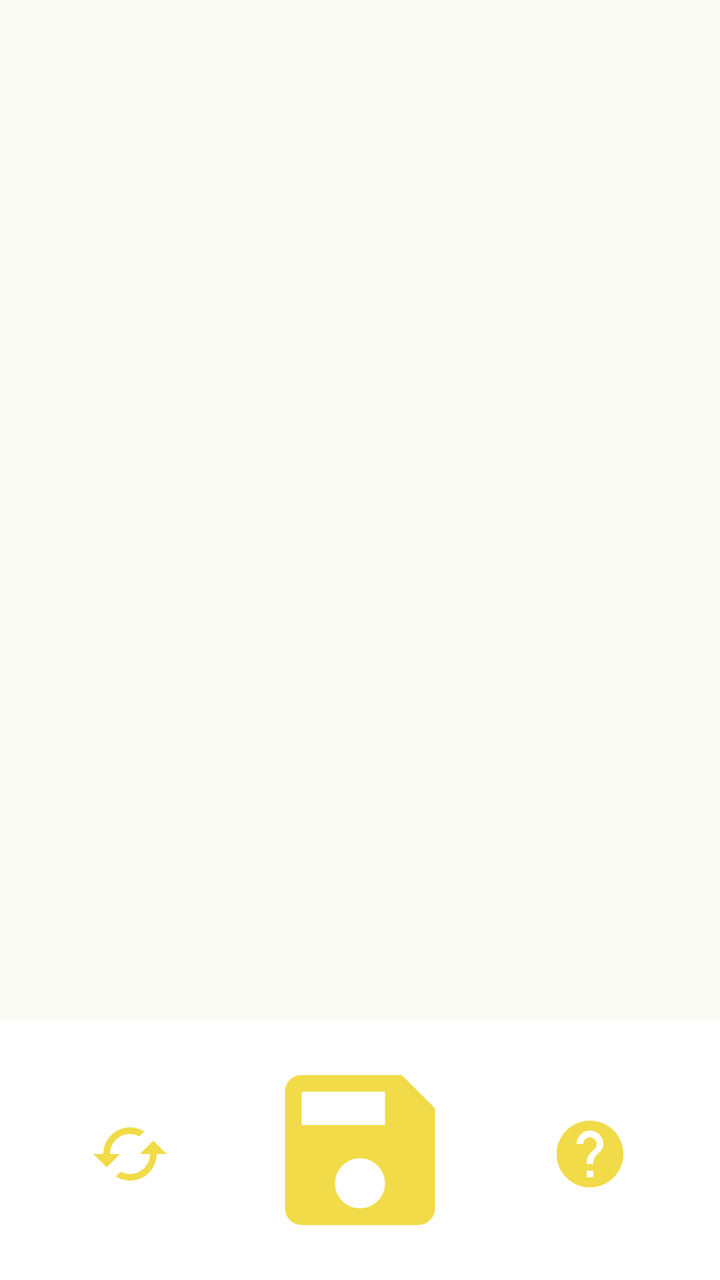
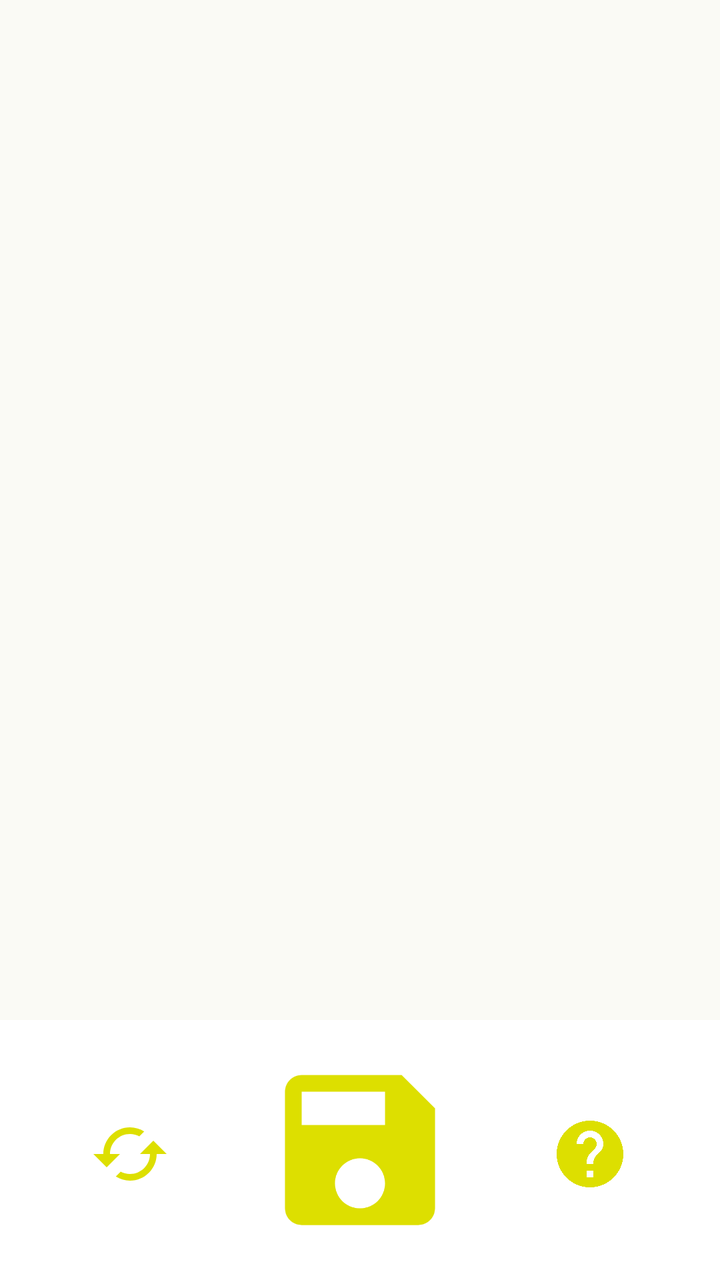

The first picture is an Android layout as it rendered before a commit; the second is the same layout after the commit. The layout source and the unified diff follow.
<!-- AndroidManifest.xml: application theme Theme.MaizeLeaf -->
<!-- res/layout/activity_preview.xml -->
<?xml version="1.0" encoding="utf-8"?>
<androidx.constraintlayout.widget.ConstraintLayout xmlns:android="http://schemas.android.com/apk/res/android"
    xmlns:app="http://schemas.android.com/apk/res-auto"
    xmlns:tools="http://schemas.android.com/tools"
    android:id="@+id/main"
    android:layout_width="match_parent"
    android:layout_height="match_parent"
    tools:context=".ui.camera.PreviewActivity">

    <ImageView
        android:id="@+id/preview_image_view"
        android:layout_width="match_parent"
        android:layout_height="0dp"
        app:layout_constraintBottom_toTopOf="@id/bottom_background"
        app:layout_constraintTop_toTopOf="parent"
        app:layout_constraintVertical_bias="0.0"
        tools:layout_editor_absoluteX="0dp"
        android:contentDescription="image_preview"/>

    <View
        android:id="@+id/bottom_background"
        android:layout_width="match_parent"
        android:layout_height="130dp"
        android:background="@android:color/white"
        app:layout_constraintBottom_toBottomOf="parent"
        app:layout_constraintEnd_toEndOf="parent"
        app:layout_constraintHorizontal_bias="0.0"
        app:layout_constraintStart_toStartOf="parent" />

    <ImageButton
        android:id="@+id/button_retake"
        android:layout_width="40dp"
        android:layout_height="40dp"
        android:layout_marginBottom="43dp"
        android:background="@android:color/transparent"
        android:scaleType="centerCrop"
        android:src="@drawable/baseline_cached_24"
        app:layout_constraintBottom_toBottomOf="parent"
        app:layout_constraintEnd_toStartOf="@+id/button_take_picture"
        app:layout_constraintStart_toStartOf="parent"
        app:tint="@color/yellow"
        android:contentDescription="galery" />




    <ImageButton
        android:id="@+id/button_take_picture"
        android:layout_width="100dp"
        android:layout_height="100dp"
        android:layout_marginHorizontal="24dp"
        android:layout_marginBottom="15dp"
        android:background="@android:color/transparent"
        android:scaleType="centerCrop"
        android:src="@drawable/baseline_save_24"
        app:layout_constraintBottom_toBottomOf="@id/bottom_background"
        app:layout_constraintEnd_toEndOf="parent"
        app:layout_constraintStart_toStartOf="parent"
        app:tint="@color/yellow"
        android:contentDescription="take_image"/>

    <ImageButton
        android:id="@+id/button_snap_tips"
        android:layout_width="40dp"
        android:layout_height="40dp"
        android:layout_marginBottom="43dp"
        android:background="@android:color/transparent"
        android:scaleType="centerCrop"
        android:src="@drawable/baseline_help_24"
        app:layout_constraintBottom_toBottomOf="parent"
        app:layout_constraintEnd_toEndOf="parent"
        app:layout_constraintStart_toEndOf="@+id/button_take_picture"
        app:tint="@color/yellow"
        android:contentDescription="tips"/>

</androidx.constraintlayout.widget.ConstraintLayout>
<!-- resources referenced by this layout -->
<resources>
  <color name="yellow">#F1DB48</color>
  <!-- drawable baseline_cached_24 (drawable) -->
  <vector xmlns:android="http://schemas.android.com/apk/res/android" android:height="24dp" android:tint="#000000" android:viewportHeight="24" android:viewportWidth="24" android:width="24dp">
        
      <path android:fillColor="@android:color/white" android:pathData="M19,8l-4,4h3c0,3.31 -2.69,6 -6,6 -1.01,0 -1.97,-0.25 -2.8,-0.7l-1.46,1.46C8.97,19.54 10.43,20 12,20c4.42,0 8,-3.58 8,-8h3l-4,-4zM6,12c0,-3.31 2.69,-6 6,-6 1.01,0 1.97,0.25 2.8,0.7l1.46,-1.46C15.03,4.46 13.57,4 12,4c-4.42,0 -8,3.58 -8,8H1l4,4 4,-4H6z"/>
      
  </vector>
  <!-- drawable baseline_help_24 (drawable) -->
  <vector xmlns:android="http://schemas.android.com/apk/res/android" android:autoMirrored="true" android:height="24dp" android:tint="#000000" android:viewportHeight="24" android:viewportWidth="24" android:width="24dp">
        
      <path android:fillColor="@android:color/white" android:pathData="M12,2C6.48,2 2,6.48 2,12s4.48,10 10,10 10,-4.48 10,-10S17.52,2 12,2zM13,19h-2v-2h2v2zM15.07,11.25l-0.9,0.92C13.45,12.9 13,13.5 13,15h-2v-0.5c0,-1.1 0.45,-2.1 1.17,-2.83l1.24,-1.26c0.37,-0.36 0.59,-0.86 0.59,-1.41 0,-1.1 -0.9,-2 -2,-2s-2,0.9 -2,2L8,9c0,-2.21 1.79,-4 4,-4s4,1.79 4,4c0,0.88 -0.36,1.68 -0.93,2.25z"/>
      
  </vector>
  <!-- drawable baseline_save_24 (drawable) -->
  <vector xmlns:android="http://schemas.android.com/apk/res/android" android:height="24dp" android:tint="#000000" android:viewportHeight="24" android:viewportWidth="24" android:width="24dp">
        
      <path android:fillColor="@android:color/white" android:pathData="M17,3L5,3c-1.11,0 -2,0.9 -2,2v14c0,1.1 0.89,2 2,2h14c1.1,0 2,-0.9 2,-2L21,7l-4,-4zM12,19c-1.66,0 -3,-1.34 -3,-3s1.34,-3 3,-3 3,1.34 3,3 -1.34,3 -3,3zM15,9L5,9L5,5h10v4z"/>
      
  </vector>
  <style name="Theme.MaizeLeaf" parent="Theme.MaterialComponents.DayNight">
          
          <item name="colorPrimary">@color/yellow</item>
          <item name="colorPrimaryVariant">#D6C761</item>
          <item name="colorOnPrimary">@color/white</item>
          
          <item name="android:statusBarColor">?attr/colorPrimaryVariant</item>
          
          
          <item name="colorSecondary">#4CAF50</item>
          <item name="colorSecondaryVariant">#388E3C</item>
          <item name="colorOnSecondary">@color/white</item>
  
          
          <item name="android:colorBackground">#FAFAF5</item>
          <item name="colorSurface">#FFFFFF</item>
          <item name="colorOnBackground">#1F1F1F</item>
          <item name="colorOnSurface">#1B1B1B</item>
  
          
          <item name="colorError">#B00020</item>
          <item name="colorOnError">@color/white</item>
  
          
          <item name="android:textColorPrimary">#1B1B1B</item>
          <item name="android:textColorSecondary">#5C5C5C</item>
  
      </style>
  <color name="white">#FFFFFFFF</color>
</resources>

<!-- the commit's change to res/layout/activity_preview.xml (unified diff, before → after) -->
@@ -21,7 +21,7 @@
         android:id="@+id/bottom_background"
         android:layout_width="match_parent"
         android:layout_height="130dp"
-        android:background="@android:color/white"
+        android:background="?attr/colorSurface"
         app:layout_constraintBottom_toBottomOf="parent"
         app:layout_constraintEnd_toEndOf="parent"
         app:layout_constraintHorizontal_bias="0.0"
@@ -38,7 +38,7 @@
         app:layout_constraintBottom_toBottomOf="parent"
         app:layout_constraintEnd_toStartOf="@+id/button_take_picture"
         app:layout_constraintStart_toStartOf="parent"
-        app:tint="@color/yellow"
+        app:tint="?attr/colorPrimary"
         android:contentDescription="galery" />
 
 
@@ -56,7 +56,7 @@
         app:layout_constraintBottom_toBottomOf="@id/bottom_background"
         app:layout_constraintEnd_toEndOf="parent"
         app:layout_constraintStart_toStartOf="parent"
-        app:tint="@color/yellow"
+        app:tint="?attr/colorPrimary"
         android:contentDescription="take_image"/>
 
     <ImageButton
@@ -70,7 +70,7 @@
         app:layout_constraintBottom_toBottomOf="parent"
         app:layout_constraintEnd_toEndOf="parent"
         app:layout_constraintStart_toEndOf="@+id/button_take_picture"
-        app:tint="@color/yellow"
+        app:tint="?attr/colorPrimary"
         android:contentDescription="tips"/>
 
 </androidx.constraintlayout.widget.ConstraintLayout>
<!-- resource entries referenced after the edit -->
@@ -1,6 +1,5 @@
 <!-- resources referenced by this layout -->
 <resources>
-  <color name="yellow">#F1DB48</color>
   <!-- drawable baseline_cached_24 (drawable) -->
   <vector xmlns:android="http://schemas.android.com/apk/res/android" android:height="24dp" android:tint="#000000" android:viewportHeight="24" android:viewportWidth="24" android:width="24dp">
         
@@ -19,32 +18,13 @@
       <path android:fillColor="@android:color/white" android:pathData="M17,3L5,3c-1.11,0 -2,0.9 -2,2v14c0,1.1 0.89,2 2,2h14c1.1,0 2,-0.9 2,-2L21,7l-4,-4zM12,19c-1.66,0 -3,-1.34 -3,-3s1.34,-3 3,-3 3,1.34 3,3 -1.34,3 -3,3zM15,9L5,9L5,5h10v4z"/>
       
   </vector>
-  <style name="Theme.MaizeLeaf" parent="Theme.MaterialComponents.DayNight">
+  <style name="Theme.MaizeLeaf" parent="Theme.MaterialComponents.DayNight.NoActionBar">
           
-          <item name="colorPrimary">@color/yellow</item>
+          <item name="colorPrimary">#dddf00</item>
           <item name="colorPrimaryVariant">#D6C761</item>
           <item name="colorOnPrimary">@color/white</item>
-          
-          <item name="android:statusBarColor">?attr/colorPrimaryVariant</item>
-          
-          
-          <item name="colorSecondary">#4CAF50</item>
-          <item name="colorSecondaryVariant">#388E3C</item>
-          <item name="colorOnSecondary">@color/white</item>
   
-          
-          <item name="android:colorBackground">#FAFAF5</item>
-          <item name="colorSurface">#FFFFFF</item>
-          <item name="colorOnBackground">#1F1F1F</item>
-          <item name="colorOnSurface">#1B1B1B</item>
   
-          
-          <item name="colorError">#B00020</item>
-          <item name="colorOnError">@color/white</item>
-  
-          
-          <item name="android:textColorPrimary">#1B1B1B</item>
-          <item name="android:textColorSecondary">#5C5C5C</item>
   
       </style>
   <color name="white">#FFFFFFFF</color>
